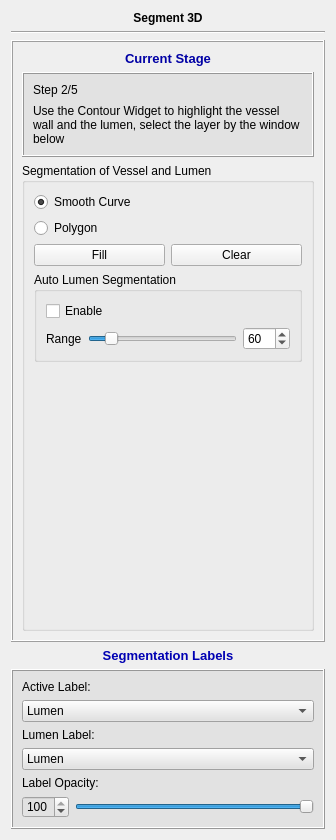
Before: the Qt Designer form codes/UI/ModuleWidget.ui in wuzhuobin/PlaqueQuant, drawn with Qt 5.
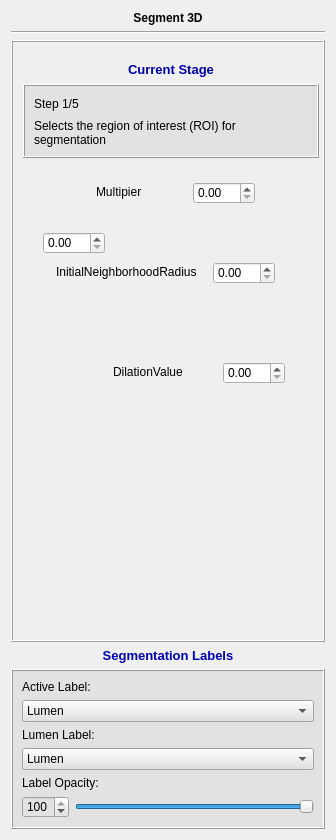
After: the same form once the commit is applied. Icons and pictures are not drawn.

```diff
--- a/codes/UI/ModuleWidget.ui
+++ b/codes/UI/ModuleWidget.ui
@@ -291,6 +291,182 @@
        </item>
       </layout>
      </widget>
+     <widget class="QWidget" name="page_2">
+      <widget class="QLabel" name="label_39">
+       <property name="geometry">
+        <rect>
+         <x>10</x>
+         <y>20</y>
+         <width>296</width>
+         <height>16</height>
+        </rect>
+       </property>
+       <property name="font">
+        <font>
+         <pointsize>10</pointsize>
+         <weight>75</weight>
+         <bold>true</bold>
+        </font>
+       </property>
+       <property name="text">
+        <string>&lt;html&gt;&lt;head/&gt;&lt;body&gt;&lt;p&gt;&lt;span style=&quot; color:#0000a5;&quot;&gt;Current Stage&lt;/span&gt;&lt;/p&gt;&lt;/body&gt;&lt;/html&gt;</string>
+       </property>
+       <property name="alignment">
+        <set>Qt::AlignCenter</set>
+       </property>
+      </widget>
+      <widget class="QFrame" name="frame_10">
+       <property name="geometry">
+        <rect>
+         <x>10</x>
+         <y>42</y>
+         <width>296</width>
+         <height>74</height>
+        </rect>
+       </property>
+       <property name="minimumSize">
+        <size>
+         <width>0</width>
+         <height>0</height>
+        </size>
+       </property>
+       <property name="font">
+        <font>
+         <family>Arial</family>
+         <pointsize>10</pointsize>
+        </font>
+       </property>
+       <property name="styleSheet">
+        <string notr="true">background-color: rgb(226, 226, 226)</string>
+       </property>
+       <property name="frameShape">
+        <enum>QFrame::Box</enum>
+       </property>
+       <property name="frameShadow">
+        <enum>QFrame::Raised</enum>
+       </property>
+       <property name="lineWidth">
+        <number>1</number>
+       </property>
+       <layout class="QVBoxLayout" name="verticalLayout_25">
+        <property name="spacing">
+         <number>7</number>
+        </property>
+        <item>
+         <layout class="QVBoxLayout" name="verticalLayout_26">
+          <property name="spacing">
+           <number>7</number>
+          </property>
+          <item>
+           <layout class="QHBoxLayout" name="horizontalLayout_17">
+            <item>
+             <widget class="QLabel" name="label_40">
+              <property name="font">
+               <font>
+                <family>Arial</family>
+               </font>
+              </property>
+              <property name="text">
+               <string>Step 1/5</string>
+              </property>
+             </widget>
+            </item>
+           </layout>
+          </item>
+         </layout>
+        </item>
+        <item>
+         <widget class="QLabel" name="label_11">
+          <property name="text">
+           <string>Selects the region of interest (ROI) for segmentation</string>
+          </property>
+          <property name="wordWrap">
+           <bool>true</bool>
+          </property>
+         </widget>
+        </item>
+       </layout>
+      </widget>
+      <widget class="QDoubleSpinBox" name="doubleSpinBox">
+       <property name="geometry">
+        <rect>
+         <x>30</x>
+         <y>190</y>
+         <width>62</width>
+         <height>22</height>
+        </rect>
+       </property>
+      </widget>
+      <widget class="QDoubleSpinBox" name="doubleSpinBox_2">
+       <property name="geometry">
+        <rect>
+         <x>180</x>
+         <y>140</y>
+         <width>62</width>
+         <height>22</height>
+        </rect>
+       </property>
+      </widget>
+      <widget class="QDoubleSpinBox" name="doubleSpinBox_3">
+       <property name="geometry">
+        <rect>
+         <x>200</x>
+         <y>220</y>
+         <width>62</width>
+         <height>22</height>
+        </rect>
+       </property>
+      </widget>
+      <widget class="QDoubleSpinBox" name="doubleSpinBox_4">
+       <property name="geometry">
+        <rect>
+         <x>210</x>
+         <y>320</y>
+         <width>62</width>
+         <height>22</height>
+        </rect>
+       </property>
+      </widget>
+      <widget class="QLabel" name="label_2">
+       <property name="geometry">
+        <rect>
+         <x>100</x>
+         <y>320</y>
+         <width>101</width>
+         <height>20</height>
+        </rect>
+       </property>
+       <property name="text">
+        <string>DilationValue</string>
+       </property>
+      </widget>
+      <widget class="QLabel" name="label_3">
+       <property name="geometry">
+        <rect>
+         <x>43</x>
+         <y>220</y>
+         <width>141</width>
+         <height>20</height>
+        </rect>
+       </property>
+       <property name="text">
+        <string>InitialNeighborhoodRadius</string>
+       </property>
+      </widget>
+      <widget class="QLabel" name="label_4">
+       <property name="geometry">
+        <rect>
+         <x>83</x>
+         <y>140</y>
+         <width>81</width>
+         <height>20</height>
+        </rect>
+       </property>
+       <property name="text">
+        <string>Multipier</string>
+       </property>
+      </widget>
+     </widget>
      <widget class="QWidget" name="page_4">
       <layout class="QVBoxLayout" name="verticalLayout_15">
        <item>
```
